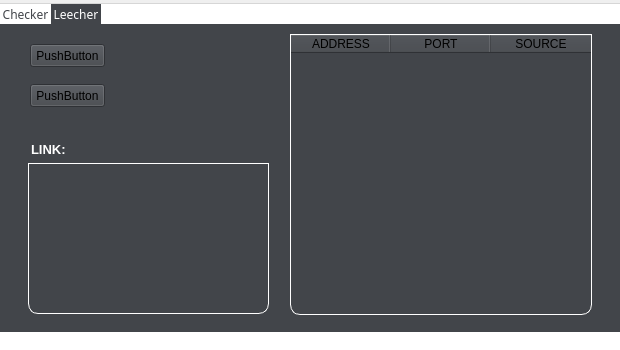
The window that src/gui/mainwindow.ui (marcobackup/Proxier) describes before a commit, drawn with Qt 5.
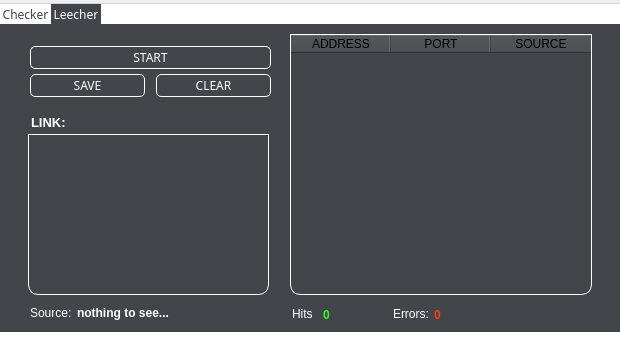
The same window after the commit. Icons and pictures are not drawn.

Patch:
```diff
--- a/src/gui/mainwindow.ui
+++ b/src/gui/mainwindow.ui
@@ -112,7 +112,7 @@
         <x>290</x>
         <y>10</y>
         <width>302</width>
-        <height>281</height>
+        <height>261</height>
        </rect>
       </property>
       <property name="styleSheet">
@@ -149,7 +149,7 @@
       <property name="geometry">
        <rect>
         <x>31</x>
-        <y>118</y>
+        <y>91</y>
         <width>47</width>
         <height>13</height>
        </rect>
@@ -158,13 +158,16 @@
        <string>&lt;html&gt;&lt;head/&gt;&lt;body&gt;&lt;p&gt;&lt;span style=&quot; font-size:10pt; font-weight:600; color:#ffffff;&quot;&gt;LINK:&lt;/span&gt;&lt;/p&gt;&lt;/body&gt;&lt;/html&gt;</string>
       </property>
      </widget>
-     <widget class="QPlainTextEdit" name="plainTextEdit">
+     <widget class="QPlainTextEdit" name="link_fetch_text">
+      <property name="enabled">
+       <bool>false</bool>
+      </property>
       <property name="geometry">
        <rect>
         <x>28</x>
-        <y>139</y>
+        <y>110</y>
         <width>241</width>
-        <height>151</height>
+        <height>161</height>
        </rect>
       </property>
       <property name="styleSheet">
@@ -183,26 +186,173 @@
       <property name="geometry">
        <rect>
         <x>30</x>
-        <y>20</y>
-        <width>75</width>
+        <y>22</y>
+        <width>241</width>
         <height>23</height>
        </rect>
       </property>
+      <property name="cursor">
+       <cursorShape>PointingHandCursor</cursorShape>
+      </property>
+      <property name="styleSheet">
+       <string notr="true">QPushButton {
+	color: white;
+	border: 1px solid white;
+	border-radius: 5px;
+	font-family: Impact;
+}
+
+QPushButton:hover {
+	background: white;
+	color: rgb(66, 69, 74);
+}</string>
+      </property>
       <property name="text">
-       <string>PushButton</string>
+       <string>START</string>
       </property>
      </widget>
      <widget class="QPushButton" name="pushButton_2">
       <property name="geometry">
        <rect>
         <x>30</x>
-        <y>60</y>
-        <width>75</width>
+        <y>50</y>
+        <width>115</width>
         <height>23</height>
        </rect>
       </property>
+      <property name="cursor">
+       <cursorShape>PointingHandCursor</cursorShape>
+      </property>
+      <property name="styleSheet">
+       <string notr="true">QPushButton {
+	color: white;
+	border: 1px solid white;
+	border-radius: 5px;
+	font-family: Impact;
+}
+
+QPushButton:hover {
+	background: white;
+	color: rgb(66, 69, 74);
+}</string>
+      </property>
       <property name="text">
-       <string>PushButton</string>
+       <string>SAVE</string>
+      </property>
+      <property name="icon">
+       <iconset resource="resource.qrc">
+        <normaloff>:/images/assets/save.png</normaloff>:/images/assets/save.png</iconset>
+      </property>
+     </widget>
+     <widget class="QLabel" name="label_2">
+      <property name="geometry">
+       <rect>
+        <x>292</x>
+        <y>282</y>
+        <width>21</width>
+        <height>16</height>
+       </rect>
+      </property>
+      <property name="text">
+       <string>&lt;html&gt;&lt;head/&gt;&lt;body&gt;&lt;p&gt;&lt;span style=&quot; color:#ffffff;&quot;&gt;Hits:&lt;/span&gt;&lt;/p&gt;&lt;/body&gt;&lt;/html&gt;</string>
+      </property>
+     </widget>
+     <widget class="QLabel" name="label_3">
+      <property name="geometry">
+       <rect>
+        <x>30</x>
+        <y>281</y>
+        <width>41</width>
+        <height>16</height>
+       </rect>
+      </property>
+      <property name="text">
+       <string>&lt;html&gt;&lt;head/&gt;&lt;body&gt;&lt;p&gt;&lt;span style=&quot; color:#ffffff;&quot;&gt;Source: &lt;/span&gt;&lt;/p&gt;&lt;/body&gt;&lt;/html&gt;</string>
+      </property>
+     </widget>
+     <widget class="QLabel" name="source_fetch_lbl">
+      <property name="geometry">
+       <rect>
+        <x>77</x>
+        <y>281</y>
+        <width>181</width>
+        <height>16</height>
+       </rect>
+      </property>
+      <property name="text">
+       <string>&lt;html&gt;&lt;head/&gt;&lt;body&gt;&lt;p&gt;&lt;span style=&quot; font-weight:600; color:#ffffff;&quot;&gt;nothing to see...&lt;/span&gt;&lt;/p&gt;&lt;/body&gt;&lt;/html&gt;</string>
+      </property>
+     </widget>
+     <widget class="QLabel" name="hits_fetch_lbl">
+      <property name="geometry">
+       <rect>
+        <x>323</x>
+        <y>281</y>
+        <width>61</width>
+        <height>20</height>
+       </rect>
+      </property>
+      <property name="text">
+       <string>&lt;html&gt;&lt;head/&gt;&lt;body&gt;&lt;p&gt;&lt;span style=&quot; font-weight:600; color:#2cff21;&quot;&gt;0&lt;/span&gt;&lt;/p&gt;&lt;/body&gt;&lt;/html&gt;</string>
+      </property>
+     </widget>
+     <widget class="QLabel" name="label_6">
+      <property name="geometry">
+       <rect>
+        <x>393</x>
+        <y>283</y>
+        <width>47</width>
+        <height>13</height>
+       </rect>
+      </property>
+      <property name="text">
+       <string>&lt;html&gt;&lt;head/&gt;&lt;body&gt;&lt;p&gt;&lt;span style=&quot; color:#ffffff;&quot;&gt;Errors:&lt;/span&gt;&lt;/p&gt;&lt;/body&gt;&lt;/html&gt;</string>
+      </property>
+     </widget>
+     <widget class="QLabel" name="errors_fetch_lbl">
+      <property name="geometry">
+       <rect>
+        <x>434</x>
+        <y>283</y>
+        <width>71</width>
+        <height>16</height>
+       </rect>
+      </property>
+      <property name="text">
+       <string>&lt;html&gt;&lt;head/&gt;&lt;body&gt;&lt;p&gt;&lt;span style=&quot; font-weight:600; color:#ff3c0b;&quot;&gt;0&lt;/span&gt;&lt;/p&gt;&lt;/body&gt;&lt;/html&gt;</string>
+      </property>
+     </widget>
+     <widget class="QPushButton" name="clear_fetch_btn">
+      <property name="geometry">
+       <rect>
+        <x>156</x>
+        <y>50</y>
+        <width>115</width>
+        <height>23</height>
+       </rect>
+      </property>
+      <property name="cursor">
+       <cursorShape>PointingHandCursor</cursorShape>
+      </property>
+      <property name="styleSheet">
+       <string notr="true">QPushButton {
+	color: white;
+	border: 1px solid white;
+	border-radius: 5px;
+	font-family: Impact;
+}
+
+QPushButton:hover {
+	background: white;
+	color: rgb(66, 69, 74);
+}</string>
+      </property>
+      <property name="text">
+       <string>CLEAR</string>
+      </property>
+      <property name="icon">
+       <iconset resource="resource.qrc">
+        <normaloff>:/images/assets/trash.png</normaloff>:/images/assets/trash.png</iconset>
       </property>
      </widget>
     </widget>
```
Left out of the diff: 12 changed lines with no effect on the pictures.
